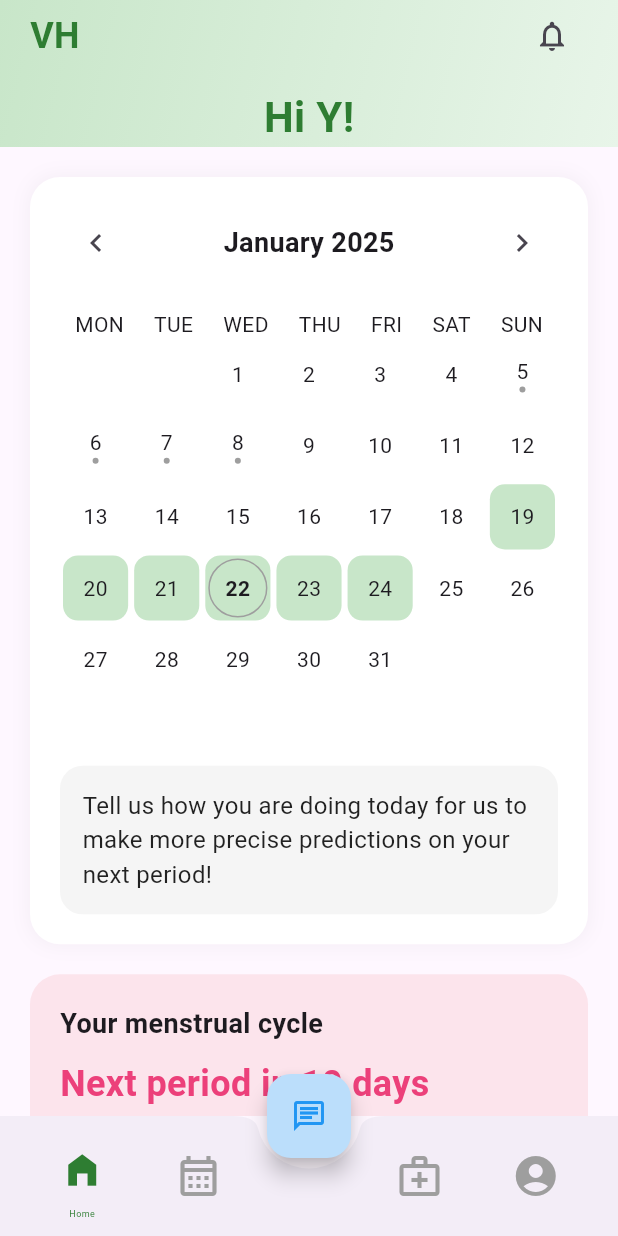
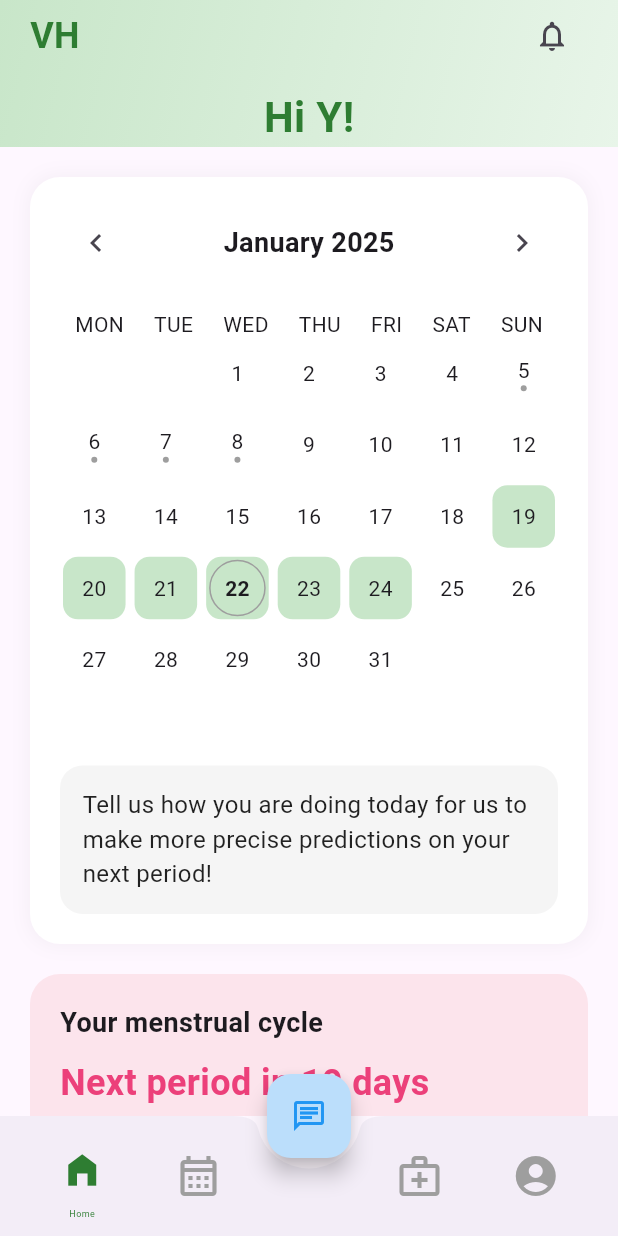
Before and after one commit to VoMinhKhoii/flutter_application_1, a Flutter app: the HomePage screen opened directly, on a phone screen of 412 x 824 dp. Run offline on Flutter 3.47's test engine with Material 3 defaults, Android fonts, the phone set to English and light mode, and no system bars; our stand-ins replace firebase_core; accounts and stored records are empty.

```diff
--- a/lib/screens/HomePage.dart
+++ b/lib/screens/HomePage.dart
@@ -313,7 +313,10 @@ class _HomePageState extends State<HomePage> {
           gridDelegate: const SliverGridDelegateWithFixedCrossAxisCount(
             crossAxisCount: 7,
             childAspectRatio: 1,
+            crossAxisSpacing: 2,
+          mainAxisSpacing: 2,
           ),
+          padding: EdgeInsets.zero,
           itemCount: 42, // 6 weeks * 7 days
           itemBuilder: (context, index) {
             final dayOffset = index - (firstWeekdayOfMonth - 1);
```
